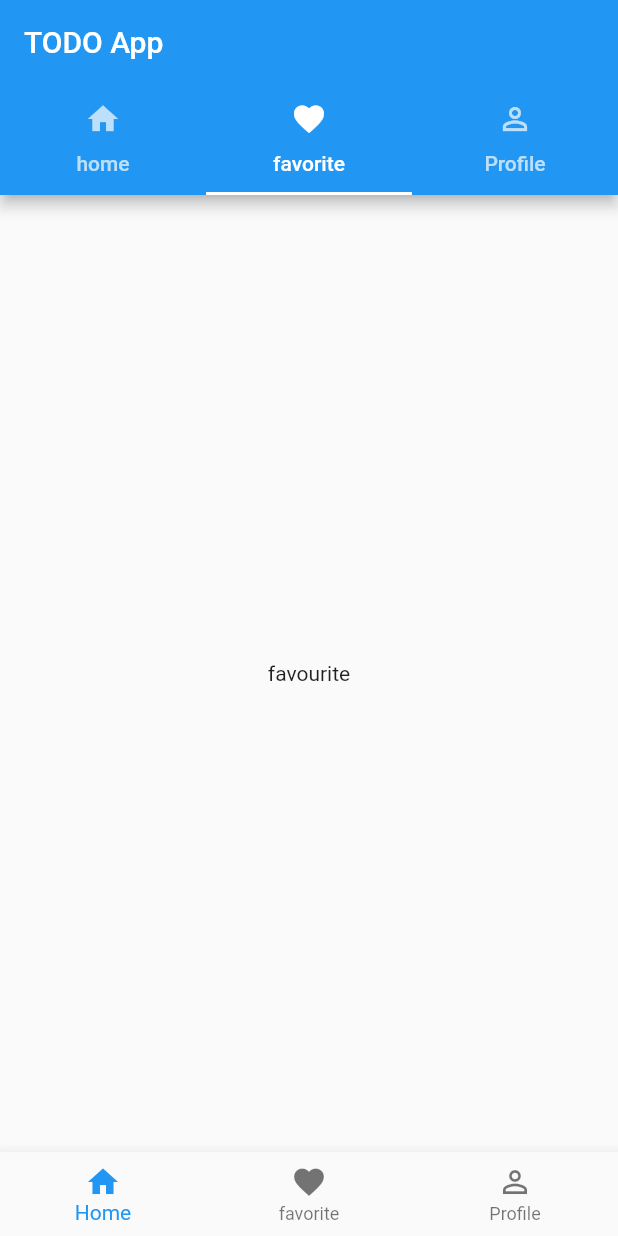
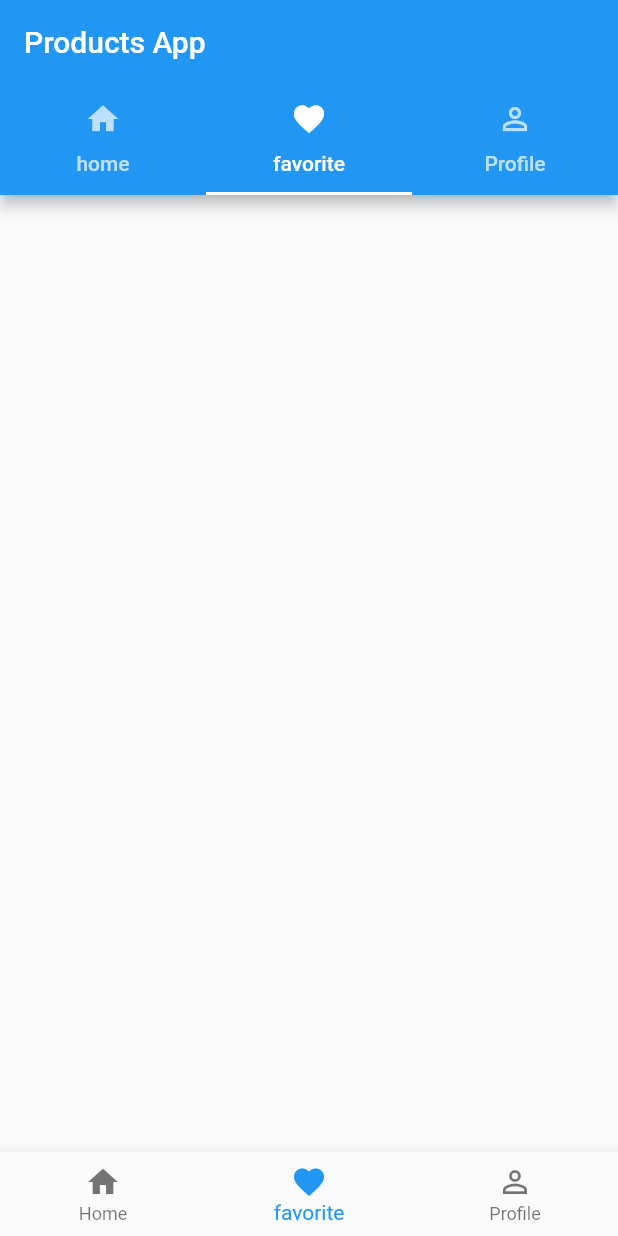
Before and after one commit to latifaIssa/GSG_flutter_ProductsApp, a Flutter app: the screen it shows after launch, tab 2 chosen, on a phone screen of 412 x 824 dp. Run offline on Flutter 3.47's test engine with Material 2 defaults, Android fonts, the phone set to English and light mode, and no system bars.

Commit message:
completed assignment

```diff
--- a/lib/data/product_data.dart
+++ b/lib/data/product_data.dart
@@ -2,14 +2,16 @@
 import 'package:gsg_my_product_app/models/product.dart';
 
 class MockData{
+  List <Product> products = [
+    Product(productName:'camera',productImage: 'assets/images/product1.jfif',productPrice: 100, isFavourite: false),
+    Product(productName:'tablet',productImage: 'assets/images/product2.jfif',productPrice: 200, isFavourite: false),
+    Product(productName:'headphone',productImage: 'assets/images/product3.jfif',productPrice: 10, isFavourite: false)
+  ];
   //singlton
   MockData._();
   static final MockData mockData = MockData._();//single instance
   List <Product> getProducts(){
-    return <Product>[
-    Product(productName:'product1',productImage: 'assets/images/product1.jfif',productPrice: 100),
-    Product(productName:'product1',productImage: 'assets/images/product1.jfif',productPrice: 100),
-    Product(productName:'product1',productImage: 'assets/images/product1.jfif',productPrice: 100)
-    ];
+    return products;
   }
+
 }
--- a/lib/widgets/ProductApp.dart
+++ b/lib/widgets/ProductApp.dart
@@ -1,5 +1,6 @@
 import 'package:flutter/cupertino.dart';
 import 'package:flutter/material.dart';
+import 'package:gsg_my_product_app/widgets/favouritePage.dart';
 import 'HomePage.dart';
 
 class ProductApp extends StatefulWidget {
@@ -23,9 +24,15 @@ class _ProductAppState extends State<ProductApp> with SingleTickerProviderStateM
 
     return Scaffold(
         appBar: AppBar(
-          title: Text('TODO App'),
+          title: Text('Products App'),
           bottom: TabBar(
+
             controller: tabController,
+            onTap: (tapedIndex){
+            this.index = tapedIndex;
+            tabController.animateTo(tapedIndex);
+            setState((){});
+          },
             tabs: [
             Tab(
               icon: Icon(Icons.home),
@@ -47,7 +54,7 @@ class _ProductAppState extends State<ProductApp> with SingleTickerProviderStateM
           physics: NeverScrollableScrollPhysics(),
           children: [
           Center(child: HomePage(),),
-          Center(child: Text('favourite'),),
+          Center(child: FavouritePage(),),
           Center(child: Text('profile'),)
         ]),
         bottomNavigationBar: BottomNavigationBar(
--- /dev/null
+++ b/lib/widgets/favouritePage.dart
@@ -0,0 +1,27 @@
+import 'package:flutter/material.dart';
+import 'package:gsg_my_product_app/data/product_data.dart';
+import 'package:gsg_my_product_app/widgets/ProductList.dart';
+
+class FavouritePage extends StatefulWidget {
+  @override
+  _FavouritePageState createState() => _FavouritePageState();
+}
+
+class _FavouritePageState extends State<FavouritePage> {
+  @override
+  Widget build(BuildContext context) {
+    return Scaffold(
+        body: SafeArea(
+                child: Container(
+            child: SingleChildScrollView(
+                child: Column(
+                  children: MockData.mockData.getProducts().map((e){
+                    return e.isFavourite?ProductList(e):Text('');
+                  }).toList(),
+                ),
+              )
+            ,),
+        )
+      );
+  }
+}
```
Also changed, not shown: lib/widgets/HomePage.dart (+40 -100 lines), lib/widgets/ProductList.dart (added, +51 -0 lines), 2 other files.
